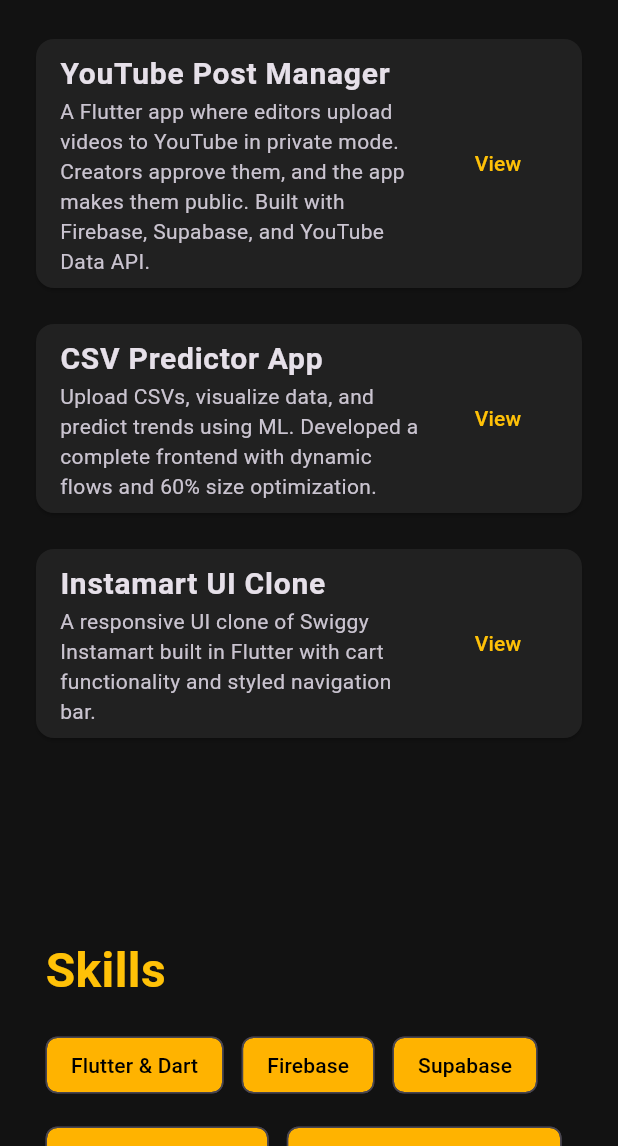
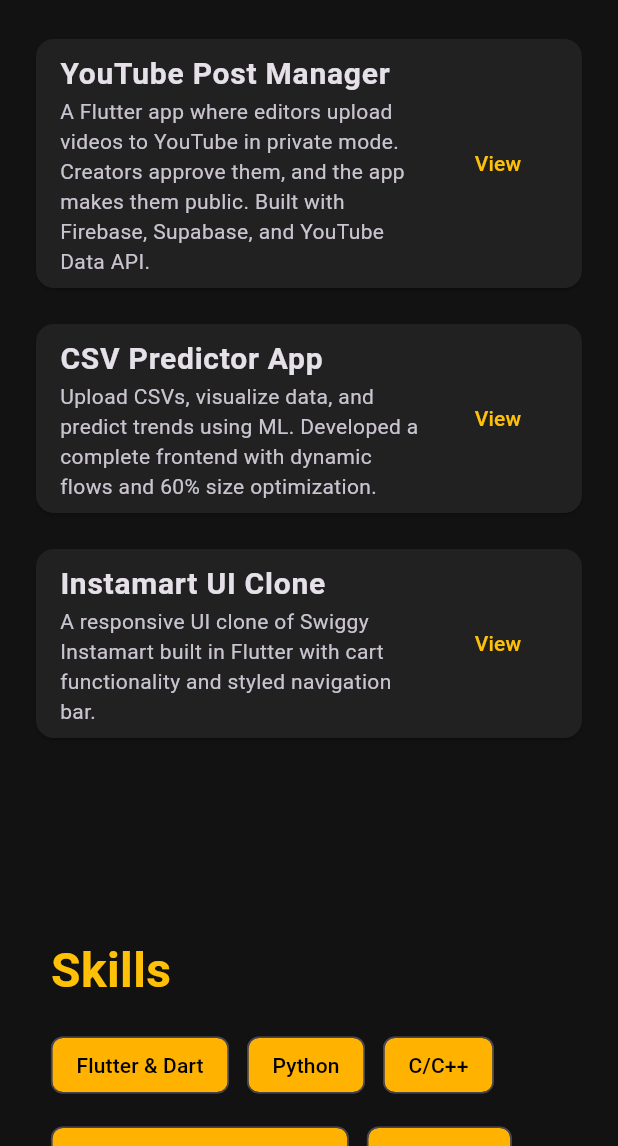
Before and after one commit to Aarush-Parashar/portfolio_website, a Flutter app: the screen it shows after launch, scrolled down 576 dp, on a phone screen of 412 x 824 dp, the part 90-1236 px from its top. Run offline on Flutter 3.47's test engine with Material 3 defaults, Android fonts, the phone set to English and light mode, and no system bars.

Commit message:
updated skills

```diff
--- a/lib/sections/skills.dart
+++ b/lib/sections/skills.dart
@@ -6,13 +6,14 @@
 
   final List<String> skills = const [
     "Flutter & Dart",
-    "Firebase",
+    "Python",
+    "C/C++",
+    "Pandas & NumPy"
+        "Firebase",
     "Supabase",
     "YouTube Data API",
     "OAuth2 & Google Cloud",
     "REST APIs",
-    "Python",
-    "C/C++",
     "MongoDB",
     "Git & GitHub",
     "UI/UX Design",
```
Also changed, not shown: lib/sections/contact.dart (+0 -10 lines).
